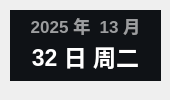
Qt form ui/minimize/dark/widget-time.ui (RinLit-233-shiroko/Class-Widgets) before a commit.
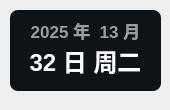
The same form after that commit.

```diff
--- a/ui/minimize/dark/widget-time.ui
+++ b/ui/minimize/dark/widget-time.ui
@@ -7,7 +7,7 @@
     <x>0</x>
     <y>0</y>
     <width>170</width>
-    <height>100</height>
+    <height>110</height>
    </rect>
   </property>
   <property name="minimumSize">
@@ -31,7 +31,7 @@
      <x>10</x>
      <y>10</y>
      <width>151</width>
-     <height>31</height>
+     <height>41</height>
     </rect>
    </property>
    <property name="font">
@@ -62,13 +62,13 @@
      <x>20</x>
      <y>30</y>
      <width>131</width>
-     <height>51</height>
+     <height>61</height>
     </rect>
    </property>
    <property name="font">
     <font>
      <family>Microsoft YaHei UI</family>
-     <pointsize>17</pointsize>
+     <pointsize>18</pointsize>
      <weight>75</weight>
      <bold>true</bold>
     </font>
@@ -94,11 +94,12 @@
      <x>10</x>
      <y>10</y>
      <width>151</width>
-     <height>71</height>
+     <height>81</height>
     </rect>
    </property>
    <property name="styleSheet">
     <string notr="true">background-color: rgba(15, 18, 22, 255);
+border-radius: 8px
 </string>
    </property>
    <property name="text">
```
